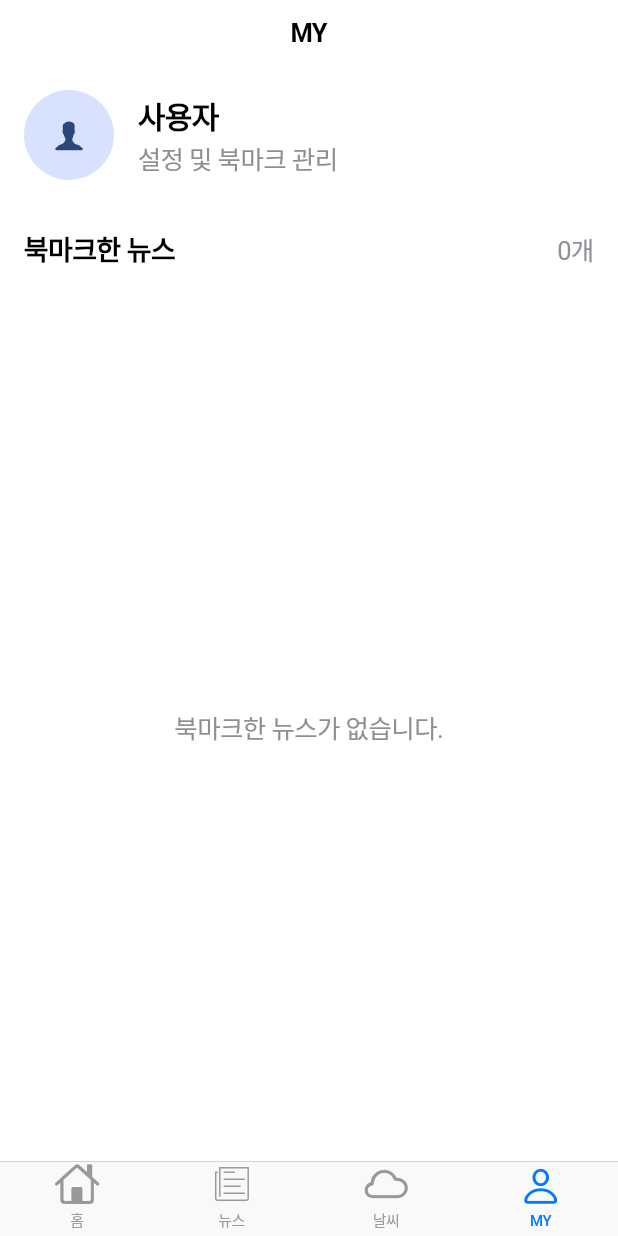
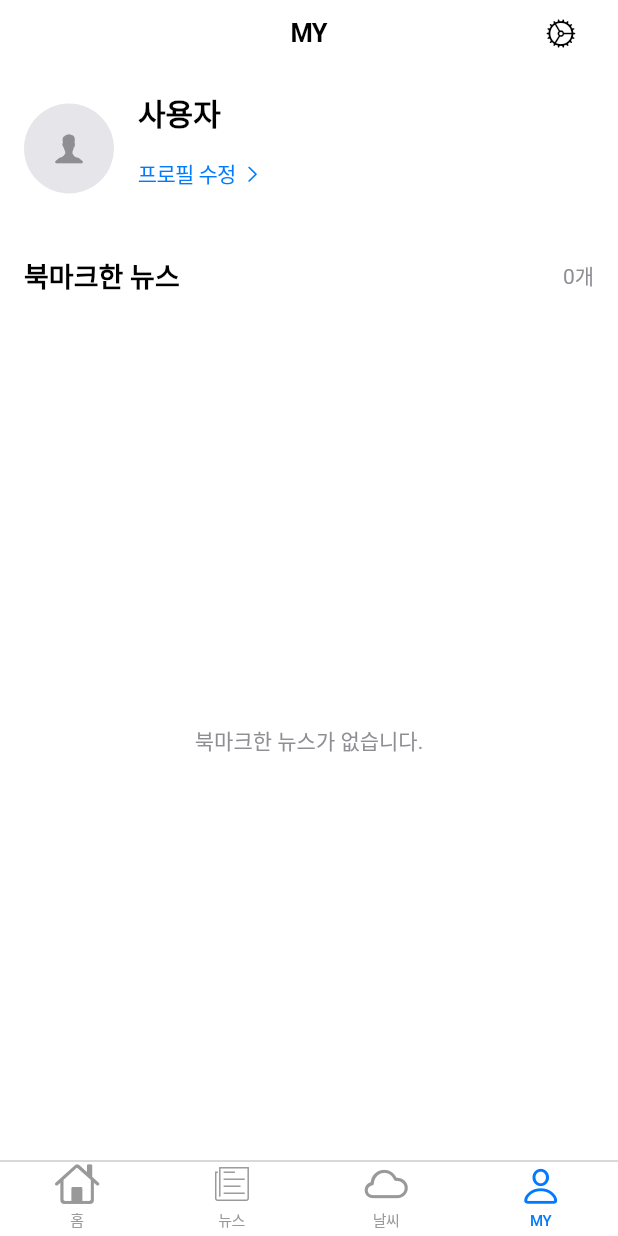
Before and after one commit to theFrostBurn/FFBC_challenge4, a Flutter app: the screen it shows after launch, item 4 of the bottom bar chosen, on a phone screen of 412 x 824 dp. Run offline on Flutter 3.47's test engine with Material 3 defaults, Android fonts, the phone set to English and light mode, and no system bars; our stand-ins replace cached_network_image, dio, flutter_bloc, geolocator, share_plus, shared_preferences; network calls fail.

Commit message:
다크모드

```diff
--- a/lib/app/app.dart
+++ b/lib/app/app.dart
@@ -6,6 +6,7 @@ import '../features/news/presentation/bloc/bookmark_bloc.dart';
 import 'package:challenge4/features/my/presentation/screens/my_screen.dart';
 import '../features/weather/data/services/weather_service.dart';
 import '../features/weather/presentation/screens/weather_screen.dart';
+import '../features/my/presentation/bloc/settings_bloc.dart';
 
 class App extends StatelessWidget {
   const App({super.key});
@@ -23,14 +24,38 @@ class App extends StatelessWidget {
           BlocProvider(
             create: (context) => BookmarkBloc()..add(LoadBookmarks()),
           ),
+          BlocProvider(
+            create: (context) => SettingsBloc()..add(LoadSettings()),
+          ),
         ],
-        child: const CupertinoApp(
-          title: 'FindOS Style App',
-          theme: CupertinoThemeData(
-            brightness: Brightness.light,
-            primaryColor: CupertinoColors.systemBlue,
-          ),
-          home: MainScreen(),
+        child: BlocBuilder<SettingsBloc, SettingsState>(
+          builder: (context, state) {
+            return CupertinoApp(
+              title: 'FindOS Style App',
+              theme: CupertinoThemeData(
+                brightness:
+                    state.isDarkMode ? Brightness.dark : Brightness.light,
+                primaryColor: CupertinoColors.systemBlue,
+                scaffoldBackgroundColor: state.isDarkMode
+                    ? CupertinoColors.black
+                    : CupertinoColors.systemBackground,
+                barBackgroundColor: state.isDarkMode
+                    ? const Color(0xFF1C1C1E)
+                    : CupertinoColors.systemBackground,
+                textTheme: CupertinoTextThemeData(
+                  primaryColor: state.isDarkMode
+                      ? CupertinoColors.white
+                      : CupertinoColors.black,
+                  textStyle: TextStyle(
+                    color: state.isDarkMode
+                        ? CupertinoColors.white
+                        : CupertinoColors.black,
+                  ),
+                ),
+              ),
+              home: const MainScreen(),
+            );
+          },
         ),
       ),
     );
--- /dev/null
+++ b/lib/features/my/presentation/bloc/settings_bloc.dart
@@ -0,0 +1,84 @@
+import 'package:flutter_bloc/flutter_bloc.dart';
+import 'package:shared_preferences/shared_preferences.dart';
+
+// Events
+abstract class SettingsEvent {}
+
+class LoadSettings extends SettingsEvent {}
+
+class UpdateThemeMode extends SettingsEvent {
+  final bool isDarkMode;
+  UpdateThemeMode(this.isDarkMode);
+}
+
+class UpdateNotification extends SettingsEvent {
+  final bool isEnabled;
+  UpdateNotification(this.isEnabled);
+}
+
+// State
+class SettingsState {
+  final bool isDarkMode;
+  final bool isNotificationEnabled;
+
+  const SettingsState({
+    required this.isDarkMode,
+    required this.isNotificationEnabled,
+  });
+
+  SettingsState copyWith({
+    bool? isDarkMode,
+    bool? isNotificationEnabled,
+  }) {
+    return SettingsState(
+      isDarkMode: isDarkMode ?? this.isDarkMode,
+      isNotificationEnabled:
+          isNotificationEnabled ?? this.isNotificationEnabled,
+    );
+  }
+}
+
+// BLoC
+class SettingsBloc extends Bloc<SettingsEvent, SettingsState> {
+  static const String _darkModeKey = 'dark_mode';
+  static const String _notificationKey = 'notification_enabled';
+
+  SettingsBloc()
+      : super(const SettingsState(
+          isDarkMode: false,
+          isNotificationEnabled: true,
+        )) {
+    on<LoadSettings>(_onLoadSettings);
+    on<UpdateThemeMode>(_onUpdateThemeMode);
+    on<UpdateNotification>(_onUpdateNotification);
+  }
+
+  Future<void> _onLoadSettings(
+    LoadSettings event,
+    Emitter<SettingsState> emit,
+  ) async {
+    final prefs = await SharedPreferences.getInstance();
+    emit(SettingsState(
+      isDarkMode: prefs.getBool(_darkModeKey) ?? false,
+      isNotificationEnabled: prefs.getBool(_notificationKey) ?? true,
+    ));
+  }
+
+  Future<void> _onUpdateThemeMode(
+    UpdateThemeMode event,
+    Emitter<SettingsState> emit,
+  ) async {
+    final prefs = await SharedPreferences.getInstance();
+    await prefs.setBool(_darkModeKey, event.isDarkMode);
+    emit(state.copyWith(isDarkMode: event.isDarkMode));
+  }
+
+  Future<void> _onUpdateNotification(
+    UpdateNotification event,
+    Emitter<SettingsState> emit,
+  ) async {
+    final prefs = await SharedPreferences.getInstance();
+    await prefs.setBool(_notificationKey, event.isEnabled);
+    emit(state.copyWith(isNotificationEnabled: event.isEnabled));
+  }
+}
--- a/lib/features/my/presentation/screens/my_screen.dart
+++ b/lib/features/my/presentation/screens/my_screen.dart
@@ -3,15 +3,39 @@ import 'package:flutter/material.dart' show CircleAvatar;
 import 'package:flutter_bloc/flutter_bloc.dart';
 import '../../../news/presentation/bloc/bookmark_bloc.dart';
 import '../../../news/presentation/widgets/news_list_view.dart';
+import '../bloc/settings_bloc.dart';
+import 'settings_screen.dart';
 
 class MyScreen extends StatelessWidget {
   const MyScreen({super.key});
 
   @override
   Widget build(BuildContext context) {
+    final isDarkMode = context.watch<SettingsBloc>().state.isDarkMode;
+
     return CupertinoPageScaffold(
-      navigationBar: const CupertinoNavigationBar(
-        middle: Text('MY'),
+      backgroundColor: isDarkMode
+          ? const Color(0xFF000000)
+          : CupertinoColors.systemBackground,
+      navigationBar: CupertinoNavigationBar(
+        backgroundColor: isDarkMode
+            ? const Color(0xFF1C1C1E)
+            : CupertinoColors.systemBackground,
+        middle: const Text('MY'),
+        trailing: CupertinoButton(
+          padding: EdgeInsets.zero,
+          child: Icon(
+            CupertinoIcons.settings,
+            color: isDarkMode ? CupertinoColors.white : CupertinoColors.black,
+          ),
+          onPressed: () {
+            Navigator.of(context).push(
+              CupertinoPageRoute(
+                builder: (context) => const SettingsScreen(),
+              ),
+            );
+          },
+        ),
       ),
       child: SafeArea(
         child: CustomScrollView(
@@ -24,26 +48,52 @@ class MyScreen extends StatelessWidget {
                   children: [
                     CircleAvatar(
                       radius: 30,
-                      child: Icon(CupertinoIcons.person_alt),
+                      backgroundColor: isDarkMode
+                          ? const Color(0xFF1C1C1E)
+                          : CupertinoColors.systemGrey5,
+                      child: Icon(
+                        CupertinoIcons.person_alt,
+                        color: isDarkMode
+                            ? CupertinoColors.white
+                            : CupertinoColors.systemGrey,
+                      ),
                     ),
                     const SizedBox(width: 16),
-                    const Column(
+                    Expanded(
+                      child: Column(
                         crossAxisAlignment: CrossAxisAlignment.start,
                         children: [
-                        Text(
+                          const Text(
                             '사용자',
                             style: TextStyle(
                               fontSize: 20,
                               fontWeight: FontWeight.bold,
                             ),
                           ),
+                          const SizedBox(height: 4),
+                          CupertinoButton(
+                            padding: EdgeInsets.zero,
+                            child: const Row(
+                              children: [
                                 Text(
-                          '설정 및 북마크 관리',
+                                  '프로필 수정',
                                   style: TextStyle(
-                            color: CupertinoColors.systemGrey,
+                                    fontSize: 14,
                                   ),
                                 ),
+                                SizedBox(width: 4),
+                                Icon(
+                                  CupertinoIcons.chevron_right,
+                                  size: 14,
+                                ),
                               ],
+                            ),
+                            onPressed: () {
+                              // TODO: 프로필 수정 화면으로 이동
+                            },
+                          ),
+                        ],
+                      ),
                     ),
                   ],
                 ),
--- a/pubspec.yaml
+++ b/pubspec.yaml
@@ -35,7 +35,7 @@ dependencies:
   dio: ^5.7.0
   shared_preferences: ^2.3.3
   intl: ^0.20.1
-  share_plus: ^7.2.2
+  share_plus: ^10.1.3
 
   # 추가 유틸리티 패키지
   equatable: ^2.0.7
```
Also changed, not shown: lib/features/my/presentation/screens/settings_screen.dart (added, +190 -0 lines), pubspec.lock. Lines whose indentation alone changed are shown as unchanged.
